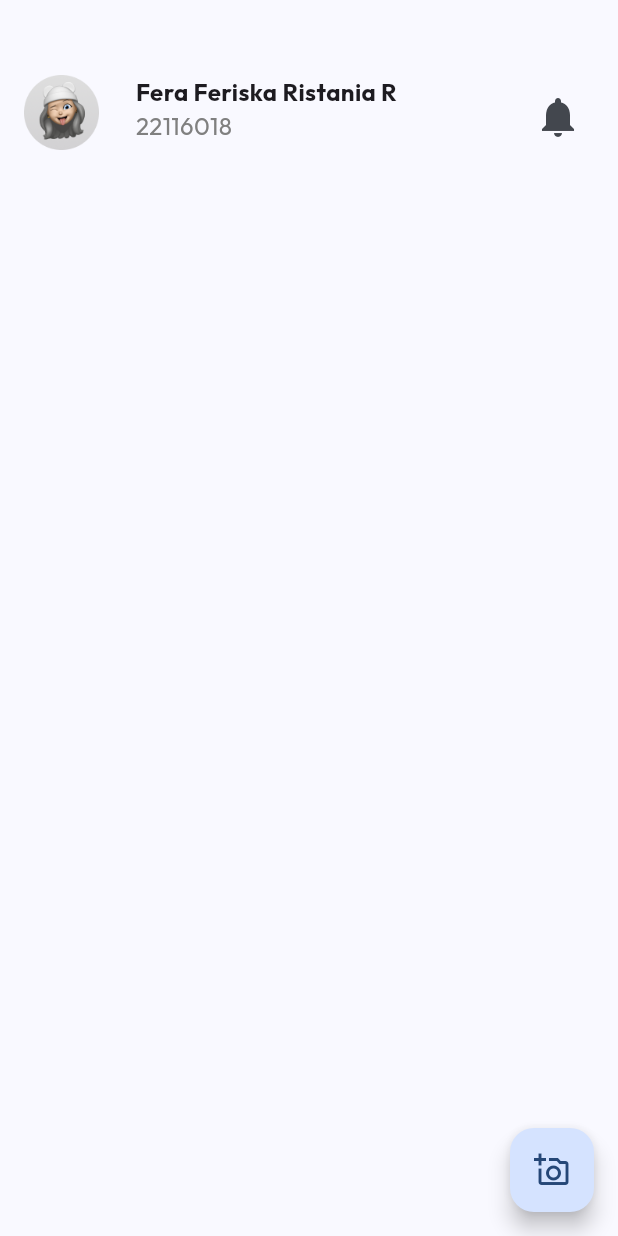
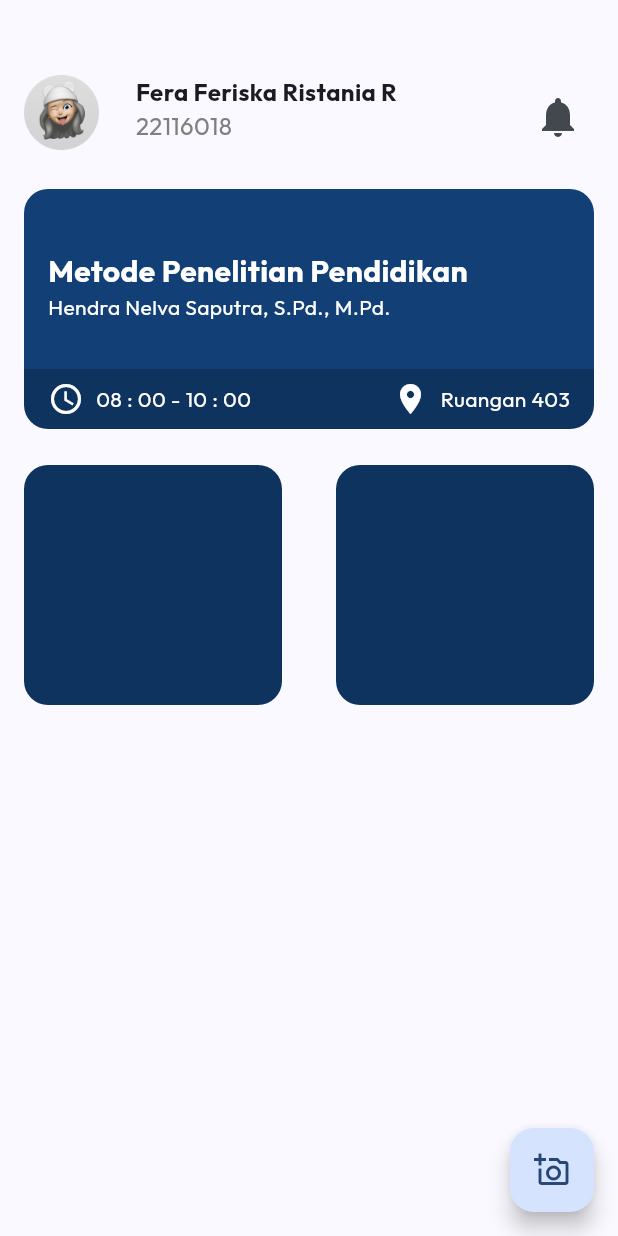
Before and after one commit to Triwahyu22116012/sistem-absensi-mahasiswa, a Flutter app: the HomeScreen screen opened directly, on a phone screen of 412 x 824 dp. Run offline on Flutter 3.47's test engine with Material 3 defaults, Android fonts, the phone set to English and light mode, and no system bars; our stand-ins replace google_fonts, image_picker.

Commit message:
membuat home card mahasiswa

```diff
--- a/lib/screen/home_screen.dart
+++ /dev/null
@@ -1,67 +0,0 @@
-import 'package:absensi_mahasiswa/screen/tes_camera_screen.dart';
-import 'package:flutter/material.dart';
-
-class HomeScreen extends StatelessWidget {
-  const HomeScreen({super.key});
-
-  @override
-  Widget build(BuildContext context) {
-    return Scaffold(
-      body: Padding(
-        padding: const EdgeInsets.only(left: 16, top: 50, right: 16),
-        child: Row(
-          mainAxisAlignment: MainAxisAlignment.spaceBetween, // horizontal alignment
-          crossAxisAlignment: CrossAxisAlignment.start, // vertical alignment
-          children: [
-            const Image(image: AssetImage("assets/img.png"), width: 50),
-            const Padding(
-              padding: EdgeInsets.only(left: 16),
-              child: SizedBox(
-                width: 249, // sementara
-                child: Column(
-                  crossAxisAlignment: CrossAxisAlignment.start,
-                  children: [
-                    Text(
-                      "Fera Feriska Ristania R",
-                      style: TextStyle(
-                        fontWeight: FontWeight.bold,
-                        fontSize: 16
-                      ),
-                    ),
-                    Text(
-                      "22116018",
-                      style: TextStyle(
-                        fontWeight: FontWeight.normal,
-                        fontSize: 16,
-                        color: Color(0xff808080)
-                      ),
-                    ),
-                  ],
-                ),
-              ),
-            ),
-            Padding(
-              padding: const EdgeInsets.only(top: 4),
-              child: IconButton(
-                onPressed: () { },
-                icon: const Icon(Icons.notifications),
-                iconSize: 32,
-              ),
-            ),
-          ],
-        ),
-      ),
-      floatingActionButton: FloatingActionButton(
-        onPressed: () {
-          Navigator.push(
-            context,
-            MaterialPageRoute(builder: (context) => const TesCameraScreen())
-          );
-        },
-        child: const Icon(
-          Icons.add_a_photo_outlined
-        ),
-      ),
-    );
-  }
-}
--- /dev/null
+++ b/lib/screen/mahasiswa/home/home_screen.dart
@@ -0,0 +1,62 @@
+import 'package:absensi_mahasiswa/screen/mahasiswa/home/widget/home_header.dart';
+import 'package:absensi_mahasiswa/screen/mahasiswa/home/widget/main_card.dart';
+import 'package:absensi_mahasiswa/screen/mahasiswa/tes_camera_screen.dart';
+import 'package:flutter/cupertino.dart';
+import 'package:flutter/material.dart';
+
+class HomeScreen extends StatelessWidget {
+  const HomeScreen({super.key});
+
+  @override
+  Widget build(BuildContext context) {
+    return Scaffold(
+      body: Padding(
+        padding: EdgeInsets.only(left: 16, top: 50, right: 16),
+        child: Column(
+          children: [
+            HomeHeader(),
+            Padding(
+              padding: EdgeInsets.only(top: 24),
+              child: MainCard()
+            ),
+            Padding(
+              padding: const EdgeInsets.only(top: 24),
+              child: Row(
+                mainAxisAlignment: MainAxisAlignment.spaceBetween,
+                children: [
+                  Container(
+                    width: 172,
+                    height: 160,
+                    decoration: BoxDecoration(
+                      borderRadius: BorderRadius.all(Radius.circular(16)),
+                      color: Color(0xFF0E335E)
+                    ),
+                  ),
+                  Container(
+                    width: 172,
+                    height: 160,
+                    decoration: BoxDecoration(
+                        borderRadius: BorderRadius.all(Radius.circular(16)),
+                        color: Color(0xFF0E335E)
+                    ),
+                  ),
+                ],
+              ),
+            )
+          ],
+        ),
+      ),
+      floatingActionButton: FloatingActionButton(
+        onPressed: () {
+          Navigator.push(
+            context,
+            MaterialPageRoute(builder: (context) => const TesCameraScreen())
+          );
+        },
+        child: const Icon(
+          Icons.add_a_photo_outlined
+        ),
+      ),
+    );
+  }
+}
--- /dev/null
+++ b/lib/screen/mahasiswa/home/widget/home_header.dart
@@ -0,0 +1,50 @@
+import 'package:flutter/material.dart';
+
+class HomeHeader extends StatelessWidget {
+  const HomeHeader({super.key});
+
+  @override
+  Widget build(BuildContext context) {
+    return Row(
+      mainAxisAlignment: MainAxisAlignment.spaceBetween, // horizontal alignment
+      crossAxisAlignment: CrossAxisAlignment.start, // vertical alignment
+      children: [
+        const Image(image: AssetImage("assets/img_profile.png"), width: 50),
+        const Padding(
+          padding: EdgeInsets.only(left: 16),
+          child: SizedBox(
+            width: 249, // sementara
+            child: Column(
+              crossAxisAlignment: CrossAxisAlignment.start,
+              children: [
+                Text(
+                  "Fera Feriska Ristania R",
+                  style: TextStyle(
+                      fontWeight: FontWeight.bold,
+                      fontSize: 16
+                  ),
+                ),
+                Text(
+                  "22116018",
+                  style: TextStyle(
+                      fontWeight: FontWeight.normal,
+                      fontSize: 16,
+                      color: Color(0xff808080)
+                  ),
+                ),
+              ],
+            ),
+          ),
+        ),
+        Padding(
+          padding: const EdgeInsets.only(top: 4),
+          child: IconButton(
+            onPressed: () { },
+            icon: const Icon(Icons.notifications),
+            iconSize: 32,
+          ),
+        ),
+      ],
+    );
+  }
+}
--- /dev/null
+++ b/lib/screen/mahasiswa/home/widget/main_card.dart
@@ -0,0 +1,108 @@
+import 'package:flutter/material.dart';
+
+class MainCard extends StatelessWidget {
+  const MainCard({super.key});
+
+  @override
+  Widget build(BuildContext context) {
+    return Column(
+      children: [
+        Container(
+          width: double.infinity,
+          height: 120,
+          decoration: const BoxDecoration(
+              borderRadius: BorderRadius.only(
+                topLeft: Radius.circular(16),
+                topRight: Radius.circular(16),
+              ),
+            color: Color(0xFF124076)
+          ),
+          child: const Column(
+            crossAxisAlignment: CrossAxisAlignment.start,
+            children: [
+              Padding(
+                padding: EdgeInsets.only(left: 16, top: 40),
+                child: Text(
+                  "Metode Penelitian Pendidikan",
+                  style: TextStyle(
+                    fontSize: 20,
+                    fontWeight: FontWeight.bold,
+                    color: Colors.white
+                  ),
+                ),
+              ),
+              Padding(
+                padding: EdgeInsets.only(left: 16),
+                child: Text(
+                  "Hendra Nelva Saputra, S.Pd., M.Pd.",
+                  style: TextStyle(
+                    fontSize: 14,
+                    fontWeight: FontWeight.normal,
+                    color: Colors.white
+                  ),
+                ),
+              ),
+            ],
+          ),
+        ),
+        Container(
+          width: double.infinity,
+          height: 40,
+          decoration: const BoxDecoration(
+              borderRadius: BorderRadius.only(
+                bottomLeft: Radius.circular(16),
+                bottomRight: Radius.circular(16),
+              ),
+              color: Color(0xFF0E335E),
+          ),
+          child: const Row(
+            mainAxisAlignment: MainAxisAlignment.spaceBetween,
+            children: [
+              Row(
+                children: [
+                  Padding(
+                    padding: EdgeInsets.only(left: 16),
+                    child: Icon(
+                      Icons.access_time_outlined,
+                      color: Colors.white,
+                    ),
+                  ),
+                  Padding(
+                    padding: EdgeInsets.only(left: 8),
+                    child: Text(
+                      "08 : 00 - 10 : 00",
+                      style: TextStyle(
+                          fontSize: 14,
+                          fontWeight: FontWeight.normal,
+                          color: Colors.white
+                      ),
+                    ),
+                  ),
+                ],
+              ),
+              Row(
+                children: [
+                  Icon(
+                    Icons.place,
+                    color: Colors.white,
+                  ),
+                  Padding(
+                    padding: EdgeInsets.only(left: 8, right: 16),
+                    child: Text(
+                      "Ruangan 403",
+                      style: TextStyle(
+                          fontSize: 14,
+                          fontWeight: FontWeight.normal,
+                          color: Colors.white
+                      ),
+                    ),
+                  ),
+                ],
+              )
+            ],
+          ),
+        ),
+      ],
+    );
+  }
+}
--- a/lib/screen/login_mahasiswa_screen.dart
+++ b/lib/screen/mahasiswa/login_mahasiswa_screen.dart
@@ -1,7 +1,7 @@
- import 'package:absensi_mahasiswa/screen/home_screen.dart';
+ import 'package:absensi_mahasiswa/screen/mahasiswa/home/home_screen.dart';
 import 'package:flutter/material.dart';
 
-import '../widget/main_button.dart';
+import '../../widget/main_button.dart';
 
 class LoginMahasiswaScreen extends StatefulWidget {
   const LoginMahasiswaScreen({super.key});
@@ -13,6 +13,7 @@ class LoginMahasiswaScreen extends StatefulWidget {
 class _LoginMahasiswaScreenState extends State<LoginMahasiswaScreen> {
   final _emailController = TextEditingController();
   final _passwordController = TextEditingController();
+  bool _obscureText = true;
 
   @override
   Widget build(BuildContext context) {
@@ -84,9 +85,17 @@ class _LoginMahasiswaScreenState extends State<LoginMahasiswaScreen> {
               padding: const EdgeInsets.only(top: 8, left: 16, right: 16),
               child: TextField(
                 controller: _passwordController,
-                obscureText: true,
+                obscureText: _obscureText,
                 decoration: InputDecoration(
                     hintText: 'Masukan password anda',
+                    suffixIcon: IconButton(
+                      icon: Icon(_obscureText ? Icons.visibility_off : Icons.visibility),
+                      onPressed: () {
+                        setState(() {
+                          _obscureText = !_obscureText;
+                        });
+                      },
+                    ),
                     border: OutlineInputBorder(
                         borderRadius: BorderRadius.circular(16)
                     ),
--- a/lib/screen/tes_camera_screen.dart
+++ b/lib/screen/mahasiswa/tes_camera_screen.dart
@@ -2,7 +2,7 @@ import 'dart:io';
 import 'package:flutter/material.dart';
 import 'package:image_picker/image_picker.dart';
 
-import '../widget/main_button.dart';
+import '../../widget/main_button.dart';
 
 class TesCameraScreen extends StatefulWidget {
   const TesCameraScreen({super.key});
--- a/lib/screen/welcome_screen.dart
+++ b/lib/screen/welcome_screen.dart
@@ -1,7 +1,7 @@
-import 'package:absensi_mahasiswa/screen/login_mahasiswa_screen.dart';
 import 'package:absensi_mahasiswa/widget/main_button.dart';
 import 'package:absensi_mahasiswa/widget/second_button.dart';
 import 'package:flutter/material.dart';
+import 'mahasiswa/login_mahasiswa_screen.dart';
 
 class WelcomeScreen extends StatelessWidget {
   const WelcomeScreen({super.key});
```
Also changed, not shown: assets/ic_time.png (added), assets/img_profile.png (renamed from assets/img.png).
